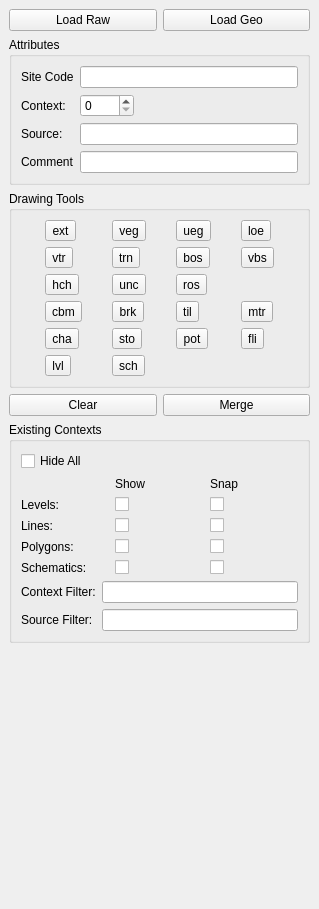
Old version of the form ui_dock.ui in the repository lparchaeology/ArkPlan.
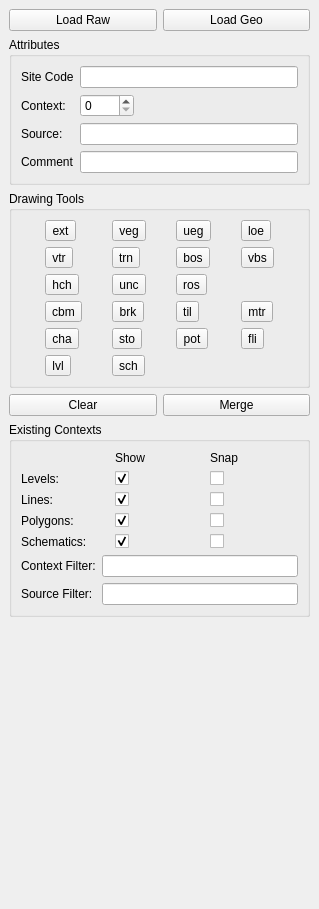
New version of the form.

Commit message: Add show and snap layers

Diff of the .ui file:
```diff
--- a/ui_dock.ui
+++ b/ui_dock.ui
@@ -371,17 +371,7 @@
        <property name="fieldGrowthPolicy">
         <enum>QFormLayout::ExpandingFieldsGrow</enum>
        </property>
-       <item row="1" column="0">
-        <widget class="QCheckBox" name="m_hideAllCheck">
-         <property name="toolTip">
-          <string>Hide all existing context details.</string>
-         </property>
-         <property name="text">
-          <string>Hide All</string>
-         </property>
-        </widget>
-       </item>
-       <item row="2" column="0" colspan="2">
+       <item row="1" column="0" colspan="2">
         <layout class="QGridLayout" name="gridLayout_2">
          <item row="0" column="1">
           <widget class="QLabel" name="label_4">
@@ -412,6 +402,9 @@
            <property name="text">
             <string/>
            </property>
+           <property name="checked">
+            <bool>true</bool>
+           </property>
           </widget>
          </item>
          <item row="2" column="2">
@@ -439,6 +432,9 @@
            <property name="text">
             <string/>
            </property>
+           <property name="checked">
+            <bool>true</bool>
+           </property>
           </widget>
          </item>
          <item row="3" column="2">
@@ -466,6 +462,9 @@
            <property name="text">
             <string/>
            </property>
+           <property name="checked">
+            <bool>true</bool>
+           </property>
           </widget>
          </item>
          <item row="4" column="2">
@@ -493,6 +492,9 @@
            <property name="text">
             <string/>
            </property>
+           <property name="checked">
+            <bool>true</bool>
+           </property>
           </widget>
          </item>
          <item row="1" column="2">
@@ -507,7 +509,7 @@
          </item>
         </layout>
        </item>
-       <item row="3" column="0">
+       <item row="2" column="0">
         <widget class="QLabel" name="label_9">
          <property name="text">
           <string>Context Filter:</string>
@@ -517,14 +519,14 @@
          </property>
         </widget>
        </item>
-       <item row="3" column="1">
+       <item row="2" column="1">
         <widget class="QLineEdit" name="m_contextFilter">
          <property name="toolTip">
           <string>Only show selected contexts</string>
          </property>
         </widget>
        </item>
-       <item row="4" column="0">
+       <item row="3" column="0">
         <widget class="QLabel" name="label_10">
          <property name="text">
           <string>Source Filter:</string>
@@ -534,7 +536,7 @@
          </property>
         </widget>
        </item>
-       <item row="4" column="1">
+       <item row="3" column="1">
         <widget class="QLineEdit" name="m_sourceFilter">
          <property name="toolTip">
           <string>Only show selected sources</string>
```
The commit also changes 2 other files.
